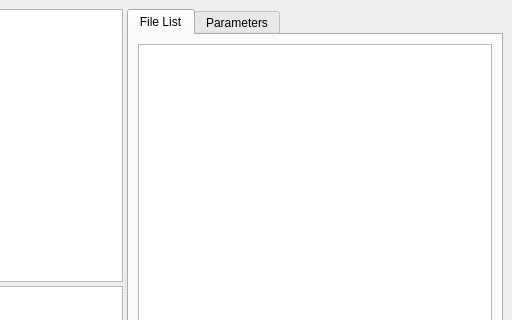
The window that image_viewer/layout.ui (lixx11/tools) describes before a commit, drawn with Qt 5; both pictures show x 233 to 745 and y 0 to 320 of the 745 by 590 pixel window.
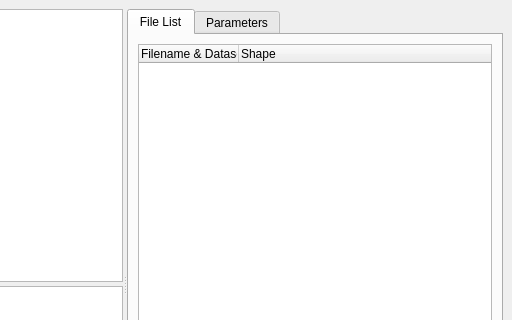
The same window after the commit. Custom widgets are drawn as their Qt base class.

Commit message: use treewidget as file container, add h5, npz support

The edit to the form file:
```diff
--- a/image_viewer/layout.ui
+++ b/image_viewer/layout.ui
@@ -68,16 +68,32 @@
         </attribute>
         <layout class="QVBoxLayout" name="verticalLayout">
          <item>
-          <widget class="FilenameListWidget" name="fileList">
+          <widget class="QTreeWidget" name="fileList">
            <property name="sizePolicy">
-            <sizepolicy hsizetype="Expanding" vsizetype="Expanding">
-             <horstretch>2</horstretch>
+            <sizepolicy hsizetype="Preferred" vsizetype="Preferred">
+             <horstretch>0</horstretch>
              <verstretch>0</verstretch>
             </sizepolicy>
            </property>
            <property name="contextMenuPolicy">
             <enum>Qt::CustomContextMenu</enum>
            </property>
+           <property name="selectionMode">
+            <enum>QAbstractItemView::ExtendedSelection</enum>
+           </property>
+           <property name="selectionBehavior">
+            <enum>QAbstractItemView::SelectItems</enum>
+           </property>
+           <column>
+            <property name="text">
+             <string notr="true">Filename &amp; Dataset</string>
+            </property>
+           </column>
+           <column>
+            <property name="text">
+             <string>Shape</string>
+            </property>
+           </column>
           </widget>
          </item>
         </layout>
@@ -121,11 +137,6 @@
    <extends>QGraphicsView</extends>
    <header>image_viewer</header>
   </customwidget>
-  <customwidget>
-   <class>FilenameListWidget</class>
-   <extends>QListWidget</extends>
-   <header>image_viewer</header>
-  </customwidget>
   <customwidget>
    <class>MyPlotWidget</class>
    <extends>QGraphicsView</extends>
```
The commit also changes 2 other files.
